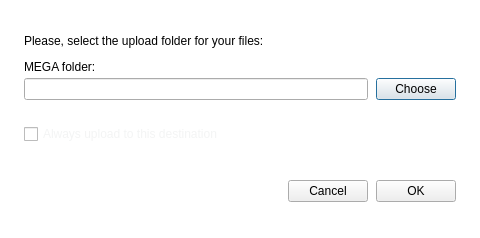
The window that src/MEGASync/gui/ui/UploadToMegaDialog.ui (meganz/MEGAsync) describes before a commit, drawn with Qt 5.
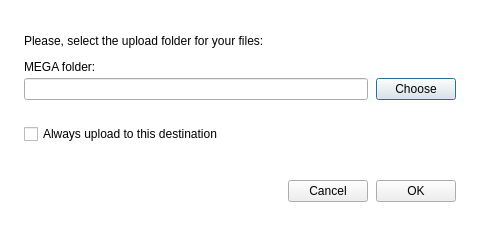
The same window after the commit.

Diff of the .ui file:
```diff
--- a/src/MEGASync/gui/ui/UploadToMegaDialog.ui
+++ b/src/MEGASync/gui/ui/UploadToMegaDialog.ui
@@ -36,12 +36,6 @@
 {
 background-color: #ffffff; /*colorToken.page-background*/
 }
-
-
-#cDefaultPath
-{
-color: #F3F4F4; /*colorToken.text-primary*/
-}
 </string>
   </property>
   <property name="TOKENIZED" stdset="0">
```
